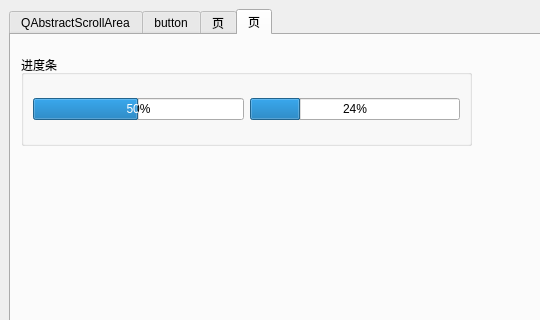
Old version of the form QStyleDemo/QssDemo/mainwindow.ui in the repository mahuifa/QMDemo; both pictures show x 0 to 540 and y 0 to 320 of the 800 by 600 pixel window.
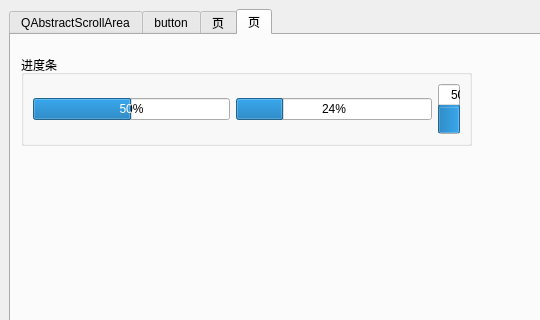
New version of the form.

Commit message: 修改bug：解决QProgressBar进度条样式不适用与竖向进度条的问题；

The edit to the form file:
```diff
--- a/QStyleDemo/QssDemo/mainwindow.ui
+++ b/QStyleDemo/QssDemo/mainwindow.ui
@@ -870,6 +870,19 @@
            </property>
           </widget>
          </item>
+         <item row="0" column="2">
+          <widget class="QProgressBar" name="progressBar_3">
+           <property name="value">
+            <number>50</number>
+           </property>
+           <property name="alignment">
+            <set>Qt::AlignCenter</set>
+           </property>
+           <property name="orientation">
+            <enum>Qt::Vertical</enum>
+           </property>
+          </widget>
+         </item>
         </layout>
        </widget>
       </widget>
```
The commit also changes 1 other file.
